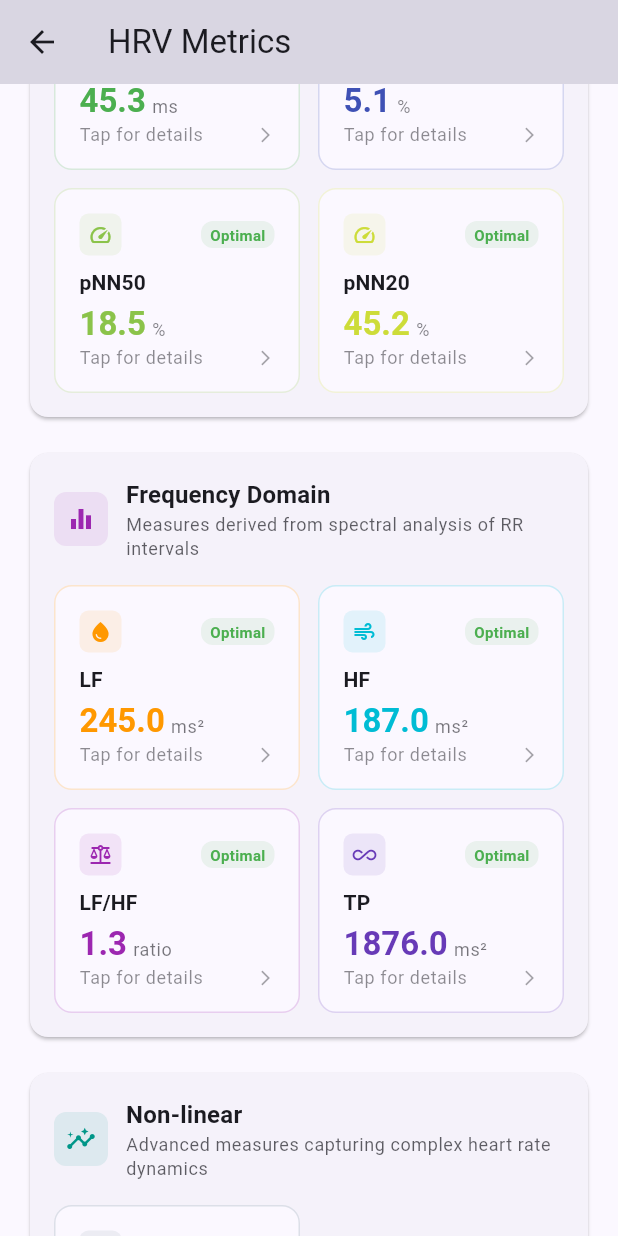
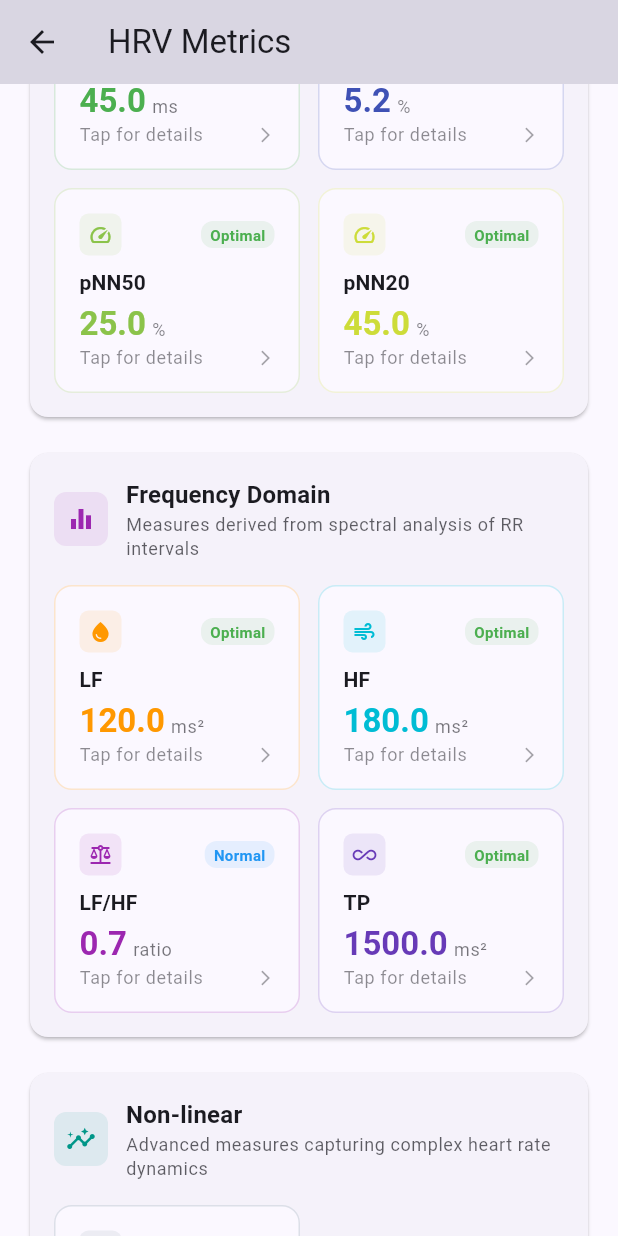
Before and after one commit to L-Hall/pulse_path, a Flutter app: the MetricsOverviewPage screen opened directly, scrolled down 576 dp, on a phone screen of 412 x 824 dp. Run offline on Flutter 3.47's test engine with Material 3 defaults, Android fonts, the light colour scheme and no system bars; our stand-ins replace camera, drift, fl_chart, flutter_blue_plus, flutter_riverpod, flutter_secure_storage and 4 more; missing offline and left inert: sqlcipher_flutter_libs, sqlite3; accounts and stored records are empty; generated files the repository leaves out were written again.

Commit message:
Phase 6: Enhanced metric drill-down screens
✅ Complete metric drill-down infrastructure:
- Updated MetricCategorySection to use real HRV data instead of mock values
- All 14 HRV metrics now display actual values from recent readings
- Comprehensive metric information with clinical explanations
- Interactive metric tiles with proper value interpretation
- Detailed metric pages with trend charts and ranges
- Professional color-coded categories and icons

🎯 Features ready:
- Time Domain metrics (RMSSD, Mean RR, SDNN, etc.)
- Frequency Domain metrics (LF, HF, LF/HF ratio)
- Geometric metrics (MxDMn, Moda, AMo50)
- Non-linear metrics (DFA α1)
- Stress indices (Baevsky)

📊 Users can now tap any metric for detailed analysis!

```diff
--- a/lib/features/metrics/presentation/pages/metrics_overview_page.dart
+++ b/lib/features/metrics/presentation/pages/metrics_overview_page.dart
@@ -139,6 +139,7 @@ class MetricsOverviewPage extends ConsumerWidget {
         MetricCategorySection(
           category: category,
           metrics: metrics,
+          readings: trendReadings.cast<HrvReading>(),
           onMetricTap: (metricKey) => _navigateToMetricDetail(context, metricKey, trendReadings),
         ),
         const SizedBox(height: 16),
--- a/lib/features/metrics/presentation/widgets/metric_category_section.dart
+++ b/lib/features/metrics/presentation/widgets/metric_category_section.dart
@@ -1,17 +1,20 @@
 import 'package:flutter/material.dart';
 import '../../domain/models/metric_info.dart';
 import 'metric_tile.dart';
+import '../../../../shared/models/hrv_reading.dart';
 
 /// Widget displaying a category of HRV metrics
 class MetricCategorySection extends StatelessWidget {
   final MetricCategory category;
   final List<MapEntry<String, MetricInfo>> metrics;
+  final List<HrvReading> readings;
   final void Function(String metricKey) onMetricTap;
 
   const MetricCategorySection({
     super.key,
     required this.category,
     required this.metrics,
+    required this.readings,
     required this.onMetricTap,
   });
 
@@ -121,39 +124,44 @@ class MetricCategorySection extends StatelessWidget {
   }
 
   double _getCurrentValue(String metricKey) {
-    // TODO: Get actual current value from data provider
-    // For now, return mock values based on metric type
+    if (readings.isEmpty) return 0.0;
+
+    // Get the most recent reading
+    final mostRecentReading = readings.last;
+    final metrics = mostRecentReading.metrics;
+
+    // Extract the value based on metric key
     switch (metricKey) {
       case 'rmssd':
-        return 35.2;
+        return metrics.rmssd;
       case 'meanRr':
-        return 892.0;
+        return metrics.meanRr;
       case 'sdnn':
-        return 45.3;
+        return metrics.sdnn;
       case 'lowFrequency':
-        return 245.0;
+        return metrics.lowFrequency;
       case 'highFrequency':
-        return 187.0;
+        return metrics.highFrequency;
       case 'lfHfRatio':
-        return 1.31;
+        return metrics.lfHfRatio;
       case 'baevsky':
-        return 89.0;
+        return metrics.baevsky;
       case 'coefficientOfVariance':
-        return 5.1;
+        return metrics.coefficientOfVariance;
       case 'mxdmn':
-        return 234.0;
+        return metrics.mxdmn;
       case 'moda':
-        return 885.0;
+        return metrics.moda;
       case 'amo50':
-        return 32.0;
+        return metrics.amo50;
       case 'pnn50':
-        return 18.5;
+        return metrics.pnn50;
       case 'pnn20':
-        return 45.2;
+        return metrics.pnn20;
       case 'totalPower':
-        return 1876.0;
+        return metrics.totalPower;
       case 'dfaAlpha1':
-        return 1.12;
+        return metrics.dfaAlpha1;
       default:
         return 0.0;
     }
```
